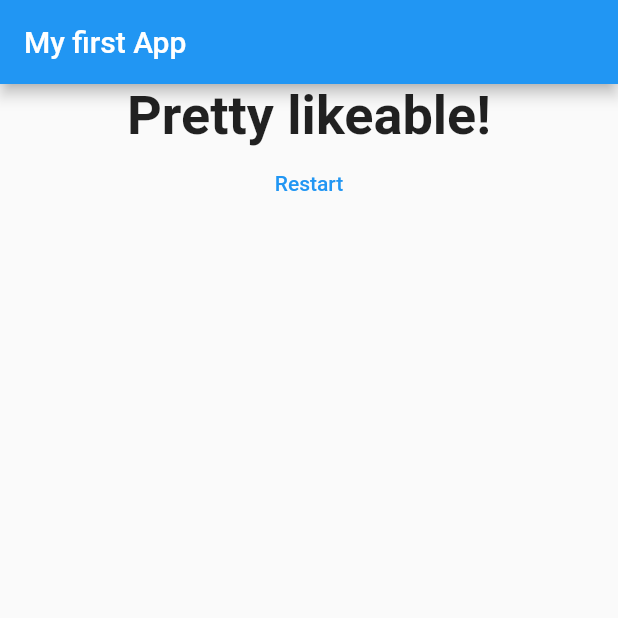
After one commit to MalYou/flutter_complete_guide, a Flutter app: the screen it shows after launch, after a tap on "Black", after a tap on "Snake", after a tap on "Rya", on a phone screen of 412 x 824 dp, the top half of it. The commit adds this screen. Run offline on Flutter 3.47's test engine with Material 2 defaults, Android fonts, the phone set to English and light mode, and no system bars.

Commit message:
section 3 : debug

```diff
--- a/lib/main.dart
+++ b/lib/main.dart
@@ -1,7 +1,7 @@
 import 'package:flutter/material.dart';
 
-import './question.dart';
-import 'answer.dart';
+import 'quiz.dart';
+import 'result.dart';
 
 // void main() {
 //   runApp(MyApp());
@@ -19,48 +19,68 @@ class MyApp extends StatefulWidget {
 
 class _MyAppState extends State<MyApp> {
   var _questionIdex = 0;
+  var _scoreResult = 0;
+  final _questions = const [
+    {
+      'questionText': 'What\s your favorite color?',
+      'answers': [
+        {'text': 'Black', 'score': 6},
+        {'text': 'Red', 'score': 10},
+        {'text': 'Green', 'score': 2},
+        {'text': 'White', 'score': 1},
+      ],
+    },
+    {
+      'questionText': 'What\s your favorite animal?',
+      'answers': [
+        {'text': 'Rabbit', 'score': 7},
+        {'text': 'Snake', 'score': 1},
+        {'text': 'Elephant', 'score': 8},
+        {'text': 'Lion', 'score': 10},
+      ],
+    },
+    {
+      'questionText': 'Who\s your favorite instructor?',
+      'answers': [
+        {'text': 'Max', 'score': 6},
+        {'text': 'John', 'score': 4},
+        {'text': 'Rya', 'score': 5},
+        {'text': 'Leon', 'score': 2},
+      ],
+    },
+  ];
 
-  void _answerQuestion() {
+  void _answerQuestion(int score) {
     setState(() {
       _questionIdex = _questionIdex + 1;
     });
 
-    print(_questionIdex);
+    _scoreResult += score;
+
+    print(_scoreResult);
+  }
+
+  void _resetQuiz() {
+    setState(() {
+      _questionIdex = 0;
+      _scoreResult = 0;
+    });
   }
 
   @override
   Widget build(BuildContext context) {
-    var questions = [
-      {
-        'questionText': 'What\s your favorite color?',
-        'answers': ['Black', 'Red', 'Green', 'White'],
-      },
-      {
-        'questionText': 'What\s your favorite animal?',
-        'answers': ['Rabbit', 'Snake', 'Elephant', 'Lion'],
-      },
-      {
-        'questionText': 'Who\s your favorite instructor?',
-        'answers': ['Max', 'Joh', 'Rya', 'Leon'],
-      },
-    ];
-
     return MaterialApp(
       home: Scaffold(
         appBar: AppBar(
           title: Text('My first App'),
         ),
-        body: Column(
-          children: [
-            Question(
-              questions[_questionIdex]['questionText'],
-            ),
-            ...(questions[_questionIdex]['answers'] as List<String>)
-                .map((answer) {
-              return Answer(_answerQuestion, answer);
-            }).toList()
-          ],
-        ),
+        body: _questionIdex < _questions.length
+            ? Quiz(
+                answerQuestion: _answerQuestion,
+                questions: _questions,
+                questionIdex: _questionIdex,
+              )
+            : Result(_scoreResult, _resetQuiz),
       ),
     );
   }
--- a/lib/question.dart
+++ b/lib/question.dart
@@ -1,9 +1,9 @@
 import 'package:flutter/material.dart';
 
 class Question extends StatelessWidget {
-  final String _questionText;
+  final String questionText;
 
-  Question(this._questionText);
+  Question(this.questionText);
 
   @override
   Widget build(BuildContext context) {
@@ -11,7 +11,7 @@ class Question extends StatelessWidget {
       width: double.infinity,
       margin: EdgeInsets.all(10),
       child: Text(
-        _questionText,
+        questionText,
         style: TextStyle(fontSize: 28),
         textAlign: TextAlign.center,
       ),
--- /dev/null
+++ b/lib/quiz.dart
@@ -0,0 +1,31 @@
+import 'package:flutter/material.dart';
+
+import './question.dart';
+import 'answer.dart';
+
+class Quiz extends StatelessWidget {
+  final List<Map<String, Object>> questions;
+  final Function answerQuestion;
+  final int questionIdex;
+
+  Quiz({
+    @required this.answerQuestion,
+    @required this.questions,
+    @required this.questionIdex,
+  });
+
+  @override
+  Widget build(BuildContext context) {
+    return Column(
+      children: [
+        Question(
+          questions[questionIdex]['questionText'],
+        ),
+        ...(questions[questionIdex]['answers'] as List<Map<String, Object>>)
+            .map((answer) {
+          return Answer(() => answerQuestion(answer['score']), answer['text']);
+        }).toList()
+      ],
+    );
+  }
+}
--- /dev/null
+++ b/lib/result.dart
@@ -0,0 +1,47 @@
+import 'package:flutter/material.dart';
+
+class Result extends StatelessWidget {
+  final int resultScore;
+  final Function restartHandler;
+
+  Result(this.resultScore, this.restartHandler);
+
+  String get resultMessage {
+    String resultText;
+
+    if (resultScore <= 8) {
+      resultText = 'You are awesome!';
+    } else if (resultScore <= 12) {
+      resultText = 'Pretty likeable!';
+    } else if (resultScore <= 16) {
+      resultText = 'You are........ Stringe!';
+    } else {
+      resultText = 'You are so bad';
+    }
+
+    return resultText;
+  }
+
+  @override
+  Widget build(BuildContext context) {
+    return Center(
+      child: Column(
+        children: [
+          Text(
+            resultMessage,
+            style: TextStyle(
+              fontSize: 36,
+              fontWeight: FontWeight.bold,
+            ),
+            textAlign: TextAlign.center,
+          ),
+          FlatButton(
+            onPressed: restartHandler,
+            child: Text('Restart'),
+            textColor: Colors.blue,
+          )
+        ],
+      ),
+    );
+  }
+}
```
